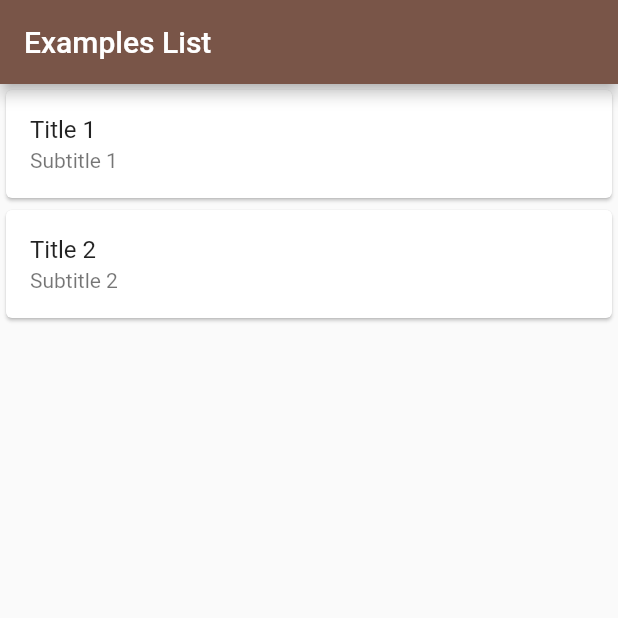
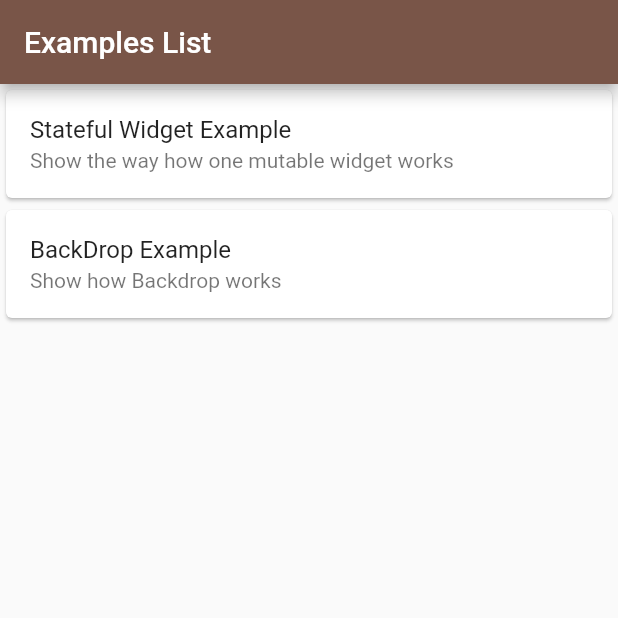
Before and after one commit to cicelcup/Learning_Flutter_Examples, a Flutter app: the screen it shows after launch, on a phone screen of 412 x 824 dp, the top half of it. Run offline on Flutter 3.47's test engine with Material 2 defaults, Android fonts, the phone set to English and light mode, and no system bars; our stand-ins replace backdrop.

Commit message:
Add stateful widget and backdrop example

```diff
--- a/lib/examples/all_examples.dart
+++ b/lib/data/all_examples.dart
@@ -1,28 +1,31 @@
 import 'package:learningflutterexamples/data/Example.dart';
-import 'package:learningflutterexamples/examples/example_one.dart';
-import 'package:learningflutterexamples/examples/example_two.dart';
+import 'package:learningflutterexamples/examples/stateful_example.dart';
+import 'package:learningflutterexamples/examples/backdrop_example.dart';
 import 'package:learningflutterexamples/general/AppStrings.dart';
 
 //class to create the example list
 class AllExamples {
+  //List of examples
   static List<Example> _list = [];
 
   static List<Example> getAllExamples() {
     //Clear the list to avoid generate again when reStart the app
     _list.clear();
     _list.add(
+      //add the example to the list
       Example(
         title: AppStrings.exampleOneTitle,
         subtitle: AppStrings.exampleOneSubTitle,
-        widgetExample: ExampleOne(),
+        widgetExample: StatefulExample(),
       ),
     );
 
+    //add the example to the list
     _list.add(
       Example(
         title: AppStrings.exampleTwoTitle,
         subtitle: AppStrings.exampleTwoSubTitle,
-        widgetExample: ExampleTwo(),
+        widgetExample: BackDropExample(),
       ),
     );
 
--- a/lib/examples/example_list_screen.dart
+++ b/lib/examples/example_list_screen.dart
@@ -1,9 +1,9 @@
 import 'package:flutter/material.dart';
 import 'package:learningflutterexamples/data/Example.dart';
 import 'package:learningflutterexamples/general/AppStrings.dart';
-import 'all_examples.dart';
+import '../data/all_examples.dart';
 
-//Examples List Screen
+//Examples List Screen with all the examples
 class ExamplesListScreen extends StatelessWidget {
   @override
   Widget build(BuildContext context) {
--- a/lib/general/AppStrings.dart
+++ b/lib/general/AppStrings.dart
@@ -2,8 +2,12 @@
 class AppStrings {
   static const String appTitle = "Flutter Examples List";
   static const String appBarTitle = "Examples List";
-  static const String exampleOneTitle = "Title 1";
-  static const String exampleOneSubTitle = "Subtitle 1";
-  static const String exampleTwoTitle = "Title 2";
-  static const String exampleTwoSubTitle = "Subtitle 2";
+  static const String exampleOneTitle = "Stateful Widget Example";
+  static const String exampleOneSubTitle =
+      "Show the way how one mutable widget works";
+  static const String exampleTwoTitle = "BackDrop Example";
+  static const String exampleTwoSubTitle = "Show how Backdrop works";
+
+  /*Backdrop Example*/
+  static const String frontLayerLabel = "Front Layer";
 }
--- a/lib/main.dart
+++ b/lib/main.dart
@@ -6,6 +6,7 @@ void main() {
   runApp(MyApp());
 }
 
+//Start of the application
 class MyApp extends StatelessWidget {
   @override
   Widget build(BuildContext context) {
--- a/pubspec.yaml
+++ b/pubspec.yaml
@@ -9,6 +9,7 @@ environment:
   sdk: ">=2.7.0 <3.0.0"
 
 dependencies:
+  backdrop: ^0.4.1
   flutter:
     sdk: flutter
 
```
Also changed, not shown: lib/examples/backdrop_example.dart (added, +75 -0 lines), lib/examples/example_one.dart (deleted, +0 -14 lines), lib/examples/example_two.dart (deleted, +0 -14 lines), lib/examples/stateful_example.dart (added, +37 -0 lines), pubspec.lock.
